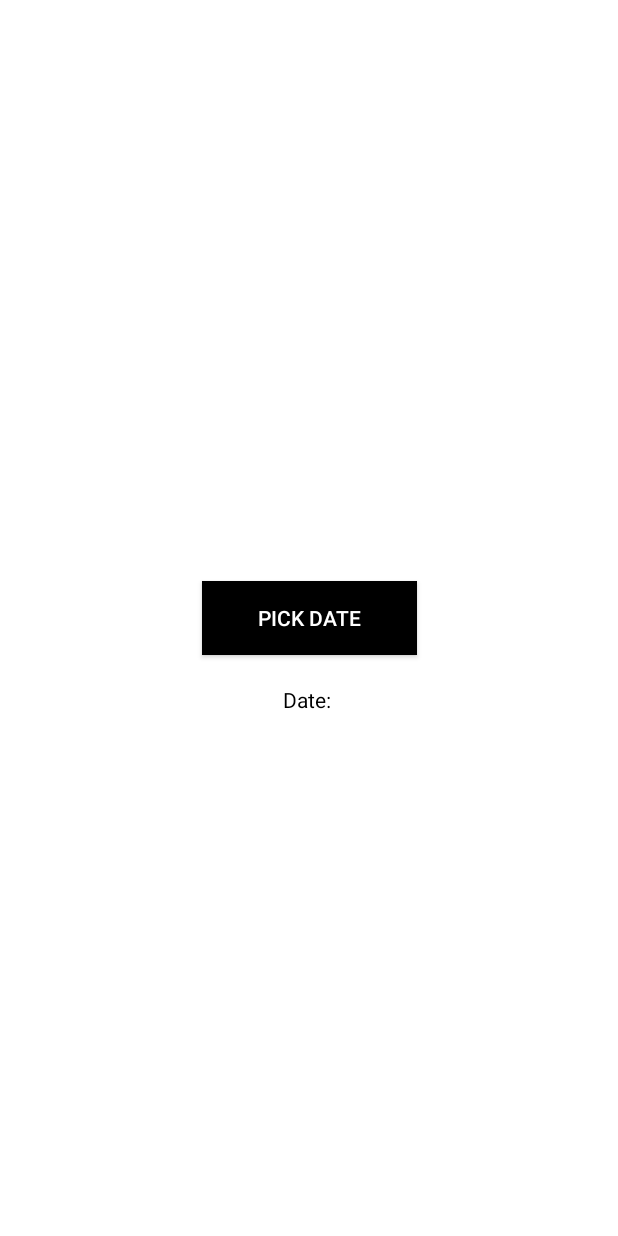
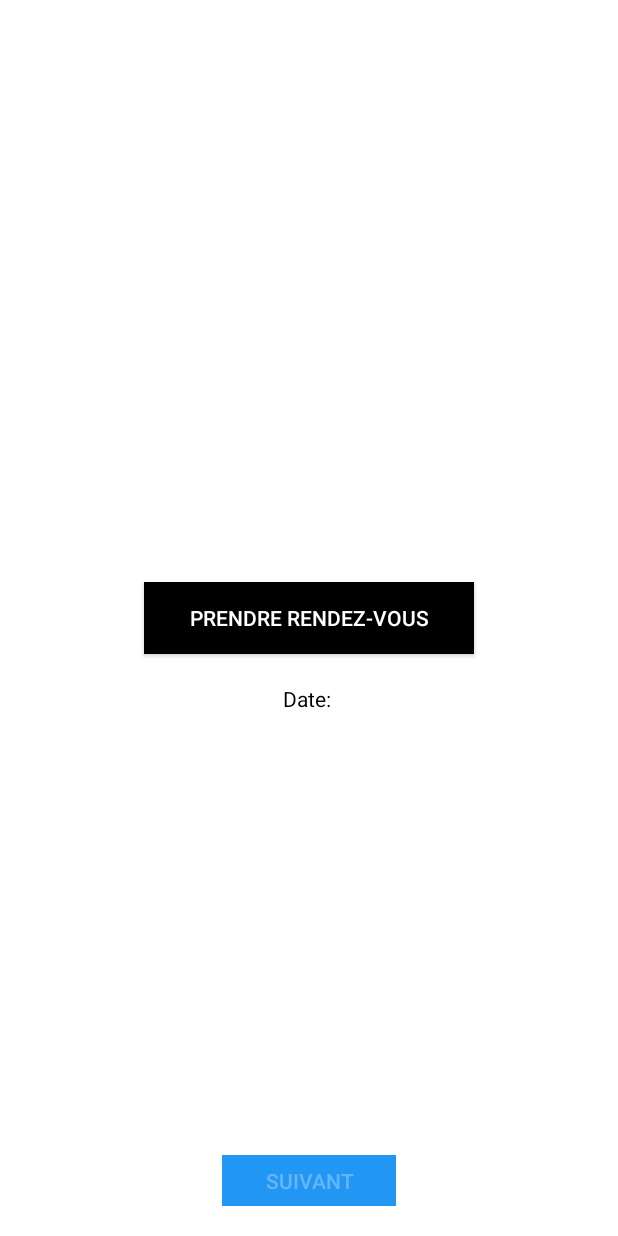
Before and after one commit to BadreddineZatout/AskDoc_MobileApp, an Android app: the HomeActivity screen opened directly, with no data from a screen before it, on a phone screen of 412 x 824 dp. Run offline under Robolectric (Android 15) with nearby library versions, the phone set to English and light mode, and no system bars; Roboto replaces fonts that are not available here.

Commit message:
Pick Date

```diff
--- a/app/src/main/java/com/example/askdoc/HomeActivity.kt
+++ b/app/src/main/java/com/example/askdoc/HomeActivity.kt
@@ -3,6 +3,7 @@ package com.example.askdoc
 import android.app.DatePickerDialog
 import androidx.appcompat.app.AppCompatActivity
 import android.os.Bundle
+import android.widget.DatePicker
 import kotlinx.android.synthetic.main.activity_home.*
 import java.util.*
 
@@ -18,8 +19,8 @@ class HomeActivity : AppCompatActivity() {
         val day = c.get(Calendar.DAY_OF_MONTH)
         bookingButton.setOnClickListener{
             val dpd = DatePickerDialog(this,DatePickerDialog.OnDateSetListener { view, mYear, mMonth, mDay ->
-                mMonth
                 dateView.setText(""+mDay+"/"+ (mMonth.toInt()+1)+"/"+mYear)
+                hourButton.isEnabled=true
             },year,month,day)
             dpd.show()
         }
--- a/app/src/main/res/layout/activity_home.xml
+++ b/app/src/main/res/layout/activity_home.xml
@@ -9,10 +9,10 @@
 
     <Button
         android:id="@+id/bookingButton"
-        android:layout_width="143dp"
-        android:layout_height="49dp"
+        android:layout_width="220dp"
+        android:layout_height="48dp"
         android:background="#000000"
-        android:text="Pick Date"
+        android:text="Prendre Rendez-Vous"
         app:layout_constraintBottom_toBottomOf="parent"
         app:layout_constraintEnd_toEndOf="parent"
         app:layout_constraintStart_toStartOf="parent"
@@ -29,4 +29,17 @@
         app:layout_constraintHorizontal_bias="0.5"
         app:layout_constraintStart_toStartOf="parent"
         app:layout_constraintTop_toBottomOf="@+id/bookingButton" />
+
+    <Button
+        android:id="@+id/hourButton"
+        android:enabled="false"
+        android:layout_width="116dp"
+        android:layout_height="34dp"
+        android:layout_marginBottom="20dp"
+        android:background="#2196F3"
+        android:text="Suivant"
+        app:layout_constraintBottom_toBottomOf="parent"
+        app:layout_constraintEnd_toEndOf="parent"
+        app:layout_constraintHorizontal_bias="0.5"
+        app:layout_constraintStart_toStartOf="parent" />
 </androidx.constraintlayout.widget.ConstraintLayout>
```
